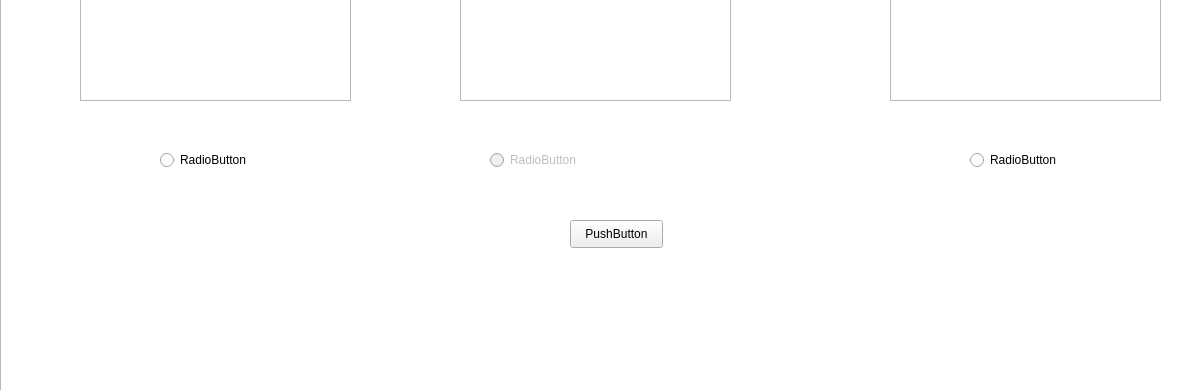
Old version of the form startingpage.ui in the repository visiodeibc/CUHKSZ_CSC3002; both pictures show x 0 to 1200 and y 410 to 800 of the 1200 by 800 pixel window.
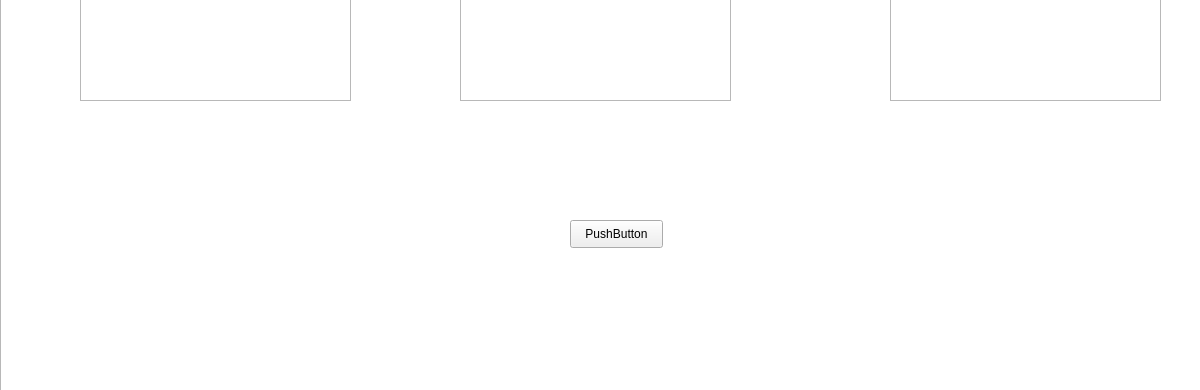
New version of the form. Icons and pictures are not drawn.

```diff
--- a/startingpage.ui
+++ b/startingpage.ui
@@ -16,48 +16,6 @@
   <property name="styleSheet">
    <string notr="true"/>
   </property>
-  <widget class="QRadioButton" name="radioButton_2">
-   <property name="geometry">
-    <rect>
-     <x>160</x>
-     <y>560</y>
-     <width>95</width>
-     <height>20</height>
-    </rect>
-   </property>
-   <property name="text">
-    <string>RadioButton</string>
-   </property>
-  </widget>
-  <widget class="QRadioButton" name="radioButton">
-   <property name="enabled">
-    <bool>false</bool>
-   </property>
-   <property name="geometry">
-    <rect>
-     <x>490</x>
-     <y>560</y>
-     <width>161</width>
-     <height>20</height>
-    </rect>
-   </property>
-   <property name="text">
-    <string>RadioButton</string>
-   </property>
-  </widget>
-  <widget class="QRadioButton" name="radioButton_3">
-   <property name="geometry">
-    <rect>
-     <x>970</x>
-     <y>560</y>
-     <width>95</width>
-     <height>20</height>
-    </rect>
-   </property>
-   <property name="text">
-    <string>RadioButton</string>
-   </property>
-  </widget>
   <widget class="QPushButton" name="pushButton">
    <property name="geometry">
     <rect>
```
Left out of the diff: 3 changed lines with no effect on the pictures.
